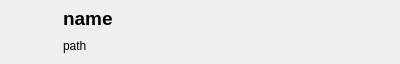
The window that qt/resultwidget.ui (rgoomes/Launcher) describes before a commit, drawn with Qt 5.
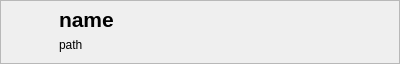
The same window after the commit.

Commit message: Fixed background color of result widget. Selection color now has an alpha channel

```diff
--- a/qt/resultwidget.ui
+++ b/qt/resultwidget.ui
@@ -27,47 +27,92 @@
   </property>
   <layout class="QHBoxLayout" name="horizontalLayout">
    <property name="spacing">
-    <number>15</number>
+    <number>0</number>
    </property>
    <property name="leftMargin">
     <number>0</number>
    </property>
    <property name="topMargin">
-    <number>5</number>
+    <number>0</number>
    </property>
    <property name="rightMargin">
-    <number>5</number>
+    <number>0</number>
    </property>
    <property name="bottomMargin">
+    <number>0</number>
+   </property>
+   <item>
+    <widget class="QFrame" name="frame">
+     <property name="frameShape">
+      <enum>QFrame::StyledPanel</enum>
+     </property>
+     <property name="frameShadow">
+      <enum>QFrame::Raised</enum>
+     </property>
+     <property name="lineWidth">
+      <number>0</number>
+     </property>
+     <layout class="QHBoxLayout" name="horizontalLayout_2">
+      <property name="spacing">
     <number>5</number>
    </property>
+      <property name="leftMargin">
+       <number>5</number>
+      </property>
+      <property name="topMargin">
+       <number>0</number>
+      </property>
+      <property name="rightMargin">
+       <number>0</number>
+      </property>
+      <property name="bottomMargin">
+       <number>0</number>
+      </property>
    <item>
     <widget class="QLabel" name="icon">
+        <property name="minimumSize">
+         <size>
+          <width>48</width>
+          <height>48</height>
+         </size>
+        </property>
      <property name="maximumSize">
       <size>
        <width>48</width>
        <height>48</height>
       </size>
      </property>
+        <property name="styleSheet">
+         <string notr="true">background: transparent;</string>
+        </property>
      <property name="text">
       <string/>
      </property>
     </widget>
    </item>
    <item>
-    <layout class="QVBoxLayout" name="verticalLayout_2">
+       <layout class="QVBoxLayout" name="verticalLayout">
      <property name="spacing">
       <number>0</number>
      </property>
+        <property name="topMargin">
+         <number>5</number>
+        </property>
+        <property name="bottomMargin">
+         <number>5</number>
+        </property>
      <item>
       <widget class="QLabel" name="name">
        <property name="font">
         <font>
-         <pointsize>14</pointsize>
+            <pointsize>16</pointsize>
          <weight>75</weight>
          <bold>true</bold>
         </font>
        </property>
+          <property name="styleSheet">
+           <string notr="true">background: transparent;</string>
+          </property>
        <property name="text">
         <string>name</string>
        </property>
@@ -75,12 +120,18 @@
      </item>
      <item>
       <widget class="QLabel" name="path">
+          <property name="styleSheet">
+           <string notr="true">background: transparent;</string>
+          </property>
        <property name="text">
         <string>path</string>
        </property>
       </widget>
      </item>
     </layout>
+      </item>
+     </layout>
+    </widget>
    </item>
   </layout>
  </widget>
```
Lines whose indentation alone changed are shown as unchanged. The commit also changes 6 other files.
